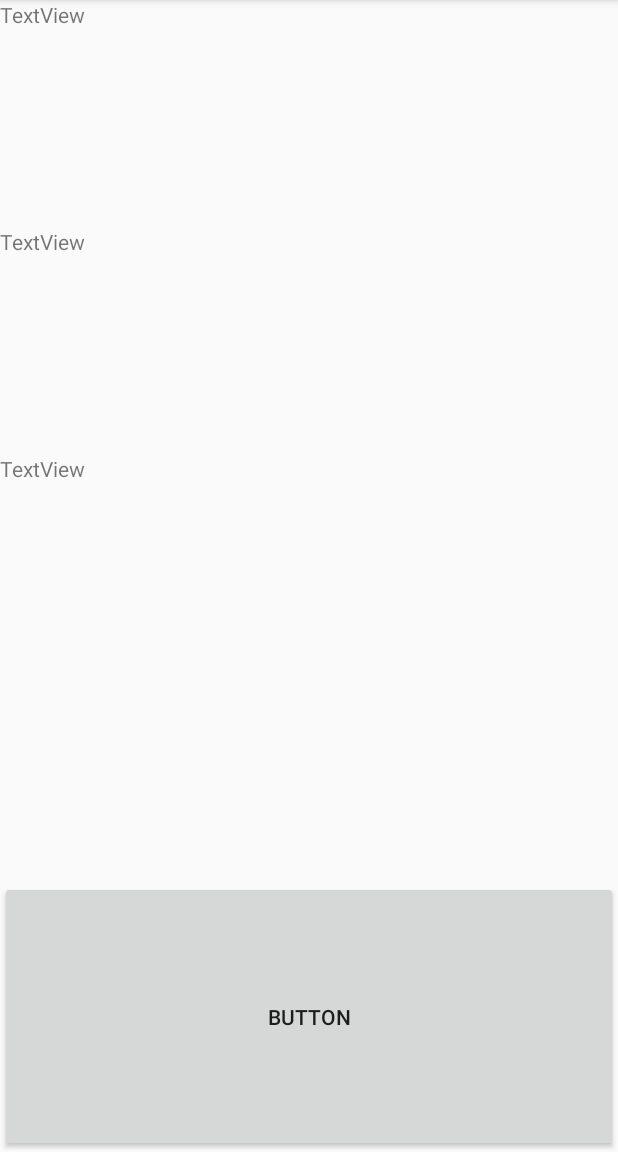
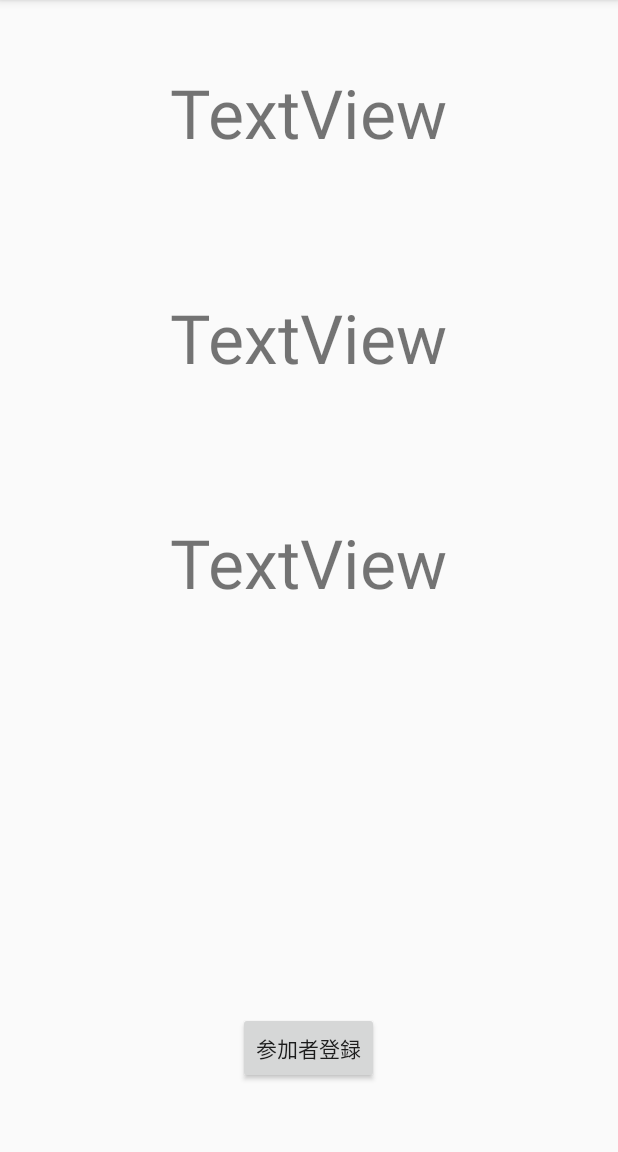
Before and after one commit to 0427majimayu/Club_activity0731, an Android app: the DetailActivity screen opened directly, with no data from a screen before it, on a phone screen of 412 x 824 dp, the part 84-1236 px from its top. Run offline under Robolectric (Android 15) with nearby library versions, the phone set to English and light mode, and no system bars; our stand-ins replace Firebase (no records; nobody signed in at launch, a user with empty details on screens opened directly).

Commit message:
Club_activity 部活管理オリジナルアプリ java

```diff
--- a/app/build.gradle
+++ b/app/build.gradle
@@ -30,8 +30,8 @@ android {
 dependencies {
 //    implementation 'com.firebaseui:firebase-ui-auth:4.3.1'
 //    implementation 'com.google.firebase:firebase-database:18.0.0'
-    implementation 'com.google.firebase:firebase-core:17.0.1'
-    implementation 'com.google.firebase:firebase-database:19.1.0'
+//    implementation 'com.google.firebase:firebase-core:17.0.1'
+   implementation 'com.google.firebase:firebase-database:19.1.0'
     implementation fileTree(dir: 'libs', include: ['*.jar'])
     implementation 'androidx.appcompat:appcompat:1.0.2'
     implementation 'com.google.firebase:firebase-analytics:17.2.0'
@@ -40,5 +40,6 @@ dependencies {
     testImplementation 'junit:junit:4.12'
     androidTestImplementation 'androidx.test.ext:junit:1.1.0'
     androidTestImplementation 'androidx.test.espresso:espresso-core:3.1.1'
+    implementation 'org.jetbrains:annotations:15.0'
 }
 apply plugin: 'com.google.gms.google-services'
--- a/app/src/main/java/android/lifeistech/com/club_activity/AddActivity.java
+++ b/app/src/main/java/android/lifeistech/com/club_activity/AddActivity.java
@@ -1,10 +1,8 @@
 package android.lifeistech.com.club_activity;
-
 import androidx.annotation.NonNull;
 import androidx.annotation.Nullable;
 import androidx.appcompat.app.AppCompatActivity;
 import androidx.fragment.app.DialogFragment;
-
 import android.app.DatePickerDialog;
 import android.app.Dialog;
 import android.app.TimePickerDialog;
@@ -46,8 +44,7 @@ public class AddActivity extends AppCompatActivity {
         makebutton = findViewById(R.id.makebutton);
         FirebaseDatabase database = FirebaseDatabase.getInstance();
         DatabaseReference refMsg = database.getReference("message");
-
-        int ind = addSpinner.getSelectedItemPosition();
+//        int ind = addSpinner.getSelectedItemPosition();
 
 
 
@@ -98,7 +95,6 @@ public class AddActivity extends AppCompatActivity {
 
         makebutton.setOnClickListener(V->{
             Intent intent = new Intent(getApplicationContext(),MainActivity.class);
-
              String dedit = dateedit.getText().toString();
              String tedit = timeedit.getText().toString();
              String location = (String)addSpinner.getSelectedItem();
--- a/app/src/main/java/android/lifeistech/com/club_activity/DetailActivity.java
+++ b/app/src/main/java/android/lifeistech/com/club_activity/DetailActivity.java
@@ -6,6 +6,7 @@ import androidx.appcompat.app.AppCompatActivity;
 
 import android.content.Intent;
 import android.os.Bundle;
+import android.util.Log;
 import android.widget.Button;
 import android.widget.EditText;
 import android.widget.ListView;
@@ -27,6 +28,7 @@ public class DetailActivity extends AppCompatActivity {
     TextView loactiontext;
     ListView joinlist;
     Button enterbutton;
+    Practice practice;
 
 
     @Override
@@ -39,7 +41,9 @@ public class DetailActivity extends AppCompatActivity {
         joinlist = findViewById(R.id.joinlist);
         enterbutton = findViewById(R.id.enterbutton);
         FirebaseDatabase database = FirebaseDatabase.getInstance();
-        DatabaseReference refMsg = database.getReference("Stupid");
+        DatabaseReference refMsg = database.getReference("practice");
+//        Intent atextintent = getIntent();
+//        datetext.setText(atextintent.getStringExtra("atext"));
 
 
         enterbutton.setOnClickListener(v -> {
@@ -51,7 +55,12 @@ public class DetailActivity extends AppCompatActivity {
         refMsg.addChildEventListener(new ChildEventListener() {
             @Override
             public void onChildAdded(@NonNull DataSnapshot dataSnapshot, @Nullable String s) {
-                Stupid_People value = dataSnapshot.getValue(Stupid_People.class);
+                practice  = dataSnapshot.getValue(Practice.class);
+                Log.d("tag", practice.getDate());
+                datetext.setText(practice.getDate());
+                timetext.setText(practice.getTime());
+                loactiontext.setText(practice.getLocation());
+
             }
 
             @Override
--- a/app/src/main/java/android/lifeistech/com/club_activity/MainActivity.java
+++ b/app/src/main/java/android/lifeistech/com/club_activity/MainActivity.java
@@ -54,7 +54,7 @@ public class MainActivity extends AppCompatActivity {
 
         main_listAdapter.notifyDataSetChanged();
 
-        //setSupportActionBar(toolbar);
+//        setSupportActionBar(toolbar);
 
         FloatingActionButton fab = findViewById(R.id.fab);
 
@@ -72,6 +72,7 @@ public class MainActivity extends AppCompatActivity {
             @Override
             public void onItemClick(AdapterView<?> adapterView, View view, int i, long l) {
                 Intent intent = new Intent(getApplicationContext(), DetailActivity.class);
+
                 startActivity(intent);
             }
         });
--- a/app/src/main/java/android/lifeistech/com/club_activity/Main_listAdapter.java
+++ b/app/src/main/java/android/lifeistech/com/club_activity/Main_listAdapter.java
@@ -24,7 +24,6 @@ public class Main_listAdapter extends ArrayAdapter<Practice> {
         super(context, resource, objects);
         this.items = objects;
     }
-
    @Override
    public int getCount(){
         return items.size();
--- a/app/src/main/java/android/lifeistech/com/club_activity/SubmitActivity.java
+++ b/app/src/main/java/android/lifeistech/com/club_activity/SubmitActivity.java
@@ -46,7 +46,7 @@ public class SubmitActivity extends AppCompatActivity {
         adswitch = findViewById(R.id.adswitch);
         nameedit = findViewById(R.id.nameedit);
         FirebaseDatabase database = FirebaseDatabase.getInstance();
-
+        DatabaseReference refMsg = database.getReference("Stupid");
 
 
 
@@ -72,13 +72,12 @@ public class SubmitActivity extends AppCompatActivity {
 
         desidebotton.setOnClickListener(V->{
             String nametext = nameedit.getText().toString();
-//            String selectedname = (String)namespinner.getSelectedItem();
-            Stupid_People stupid_people = new Stupid_People(nametext);
+//            String us = (String)namespinner.getSelectedItem();
 
             Intent intent = new Intent(getApplicationContext(),MainActivity.class);
             intent.setFlags(Intent.FLAG_ACTIVITY_CLEAR_TOP);
             startActivity(intent);
-            refMsg.push().setValue(stupid_people);
+
         });
 
 
--- a/app/src/main/res/layout/activity_add.xml
+++ b/app/src/main/res/layout/activity_add.xml
@@ -19,6 +19,7 @@
 
         <FrameLayout
             android:layout_width="match_parent"
+            android:layout_height="wrap_content"
             android:layout_weight="2">
 
             <TextView
--- a/app/src/main/res/layout/activity_detail.xml
+++ b/app/src/main/res/layout/activity_detail.xml
@@ -11,38 +11,77 @@
         android:layout_height="match_parent"
         android:orientation="vertical">
 
+        <FrameLayout
+            android:layout_width="match_parent"
+            android:layout_height="wrap_content"
+            android:layout_gravity="center"
+            android:layout_weight="2">
+
             <TextView
                 android:id="@+id/datetext"
+                android:layout_width="wrap_content"
+                android:layout_height="wrap_content"
+                android:layout_gravity="center"
+                android:layout_weight="1"
+                android:text="TextView"
+                android:textSize="45dp" />
+        </FrameLayout>
+
+        <FrameLayout
             android:layout_width="match_parent"
             android:layout_height="wrap_content"
-            android:layout_weight="1"
-            android:text="TextView" />
+            android:layout_gravity="center"
+            android:layout_weight="2">
 
             <TextView
                 android:id="@+id/timetext"
+                android:layout_width="wrap_content"
+                android:layout_height="wrap_content"
+                android:layout_gravity="center"
+                android:layout_weight="1"
+                android:gravity="center"
+                android:text="TextView"
+                android:textSize="45dp" />
+        </FrameLayout>
+
+        <FrameLayout
             android:layout_width="match_parent"
             android:layout_height="wrap_content"
-            android:layout_weight="1"
-            android:text="TextView" />
+            android:layout_gravity="center"
+            android:layout_weight="2">
 
             <TextView
                 android:id="@+id/locationtext"
-            android:layout_width="match_parent"
+                android:layout_width="wrap_content"
                 android:layout_height="wrap_content"
+                android:layout_gravity="center"
                 android:layout_weight="1"
-            android:text="TextView" />
+                android:gravity="center"
+                android:text="TextView"
+                android:textSize="45dp" />
+        </FrameLayout>
 
         <ListView
             android:id="@+id/joinlist"
             android:layout_width="match_parent"
             android:layout_height="wrap_content"
-            android:layout_weight="1" />
+            android:layout_weight="4">
+
+        </ListView>
+
+        <FrameLayout
+            android:layout_width="match_parent"
+            android:layout_height="wrap_content"
+            android:layout_gravity="center"
+            android:layout_weight="2">
 
             <Button
                 android:id="@+id/enterbutton"
-            android:layout_width="match_parent"
+                android:layout_width="wrap_content"
                 android:layout_height="wrap_content"
+                android:layout_gravity="center"
                 android:layout_weight="1"
-            android:text="Button" />
+                android:text="参加者登録" />
+        </FrameLayout>
     </LinearLayout>
 </androidx.constraintlayout.widget.ConstraintLayout>
--- a/build.gradle
+++ b/build.gradle
@@ -7,7 +7,7 @@ buildscript {
 
     }
     dependencies {
-        classpath 'com.android.tools.build:gradle:3.5.3'
+        classpath 'com.android.tools.build:gradle:4.0.0'
         classpath 'com.google.gms:google-services:4.3.3'
 
         // NOTE: Do not place your application dependencies here; they belong
```
Also changed, not shown: gradle/wrapper/gradle-wrapper.properties. Lines whose indentation alone changed are shown as unchanged.
